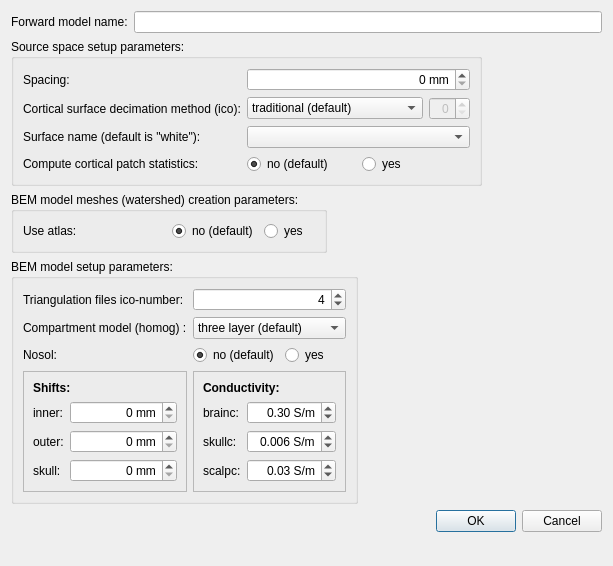
First picture: the form in meggie_batch/ui/qt4Designer_ui_files/forwardModelDialog.ui, repository cibr-jyu/meggie, before the edit.
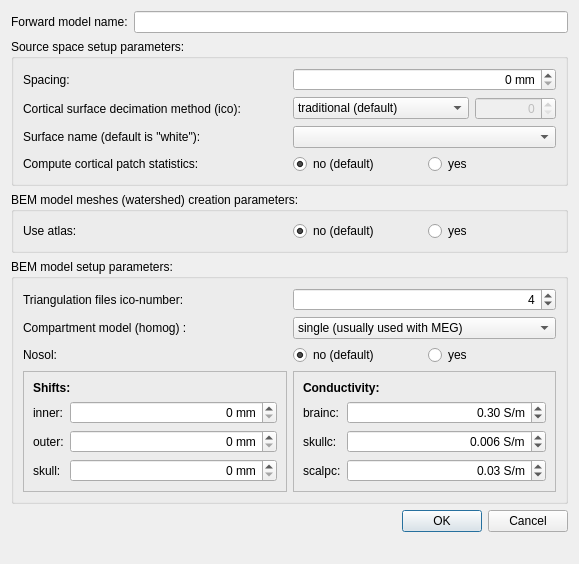
Second picture: the form after the edit.

Commit message: forward model creation works, list for them still needed

Patch:
```diff
--- a/meggie_batch/ui/qt4Designer_ui_files/forwardModelDialog.ui
+++ b/meggie_batch/ui/qt4Designer_ui_files/forwardModelDialog.ui
@@ -6,8 +6,8 @@
    <rect>
     <x>0</x>
     <y>0</y>
-    <width>613</width>
-    <height>566</height>
+    <width>579</width>
+    <height>564</height>
    </rect>
   </property>
   <property name="windowTitle">
@@ -17,120 +17,6 @@
    <bool>true</bool>
   </property>
   <layout class="QFormLayout" name="formLayout_3">
-   <item row="1" column="0">
-    <widget class="QGroupBox" name="groupBoxSourceSpaceSetup">
-     <property name="title">
-      <string>Source space setup parameters:</string>
-     </property>
-     <layout class="QGridLayout" name="gridLayout_3">
-      <item row="0" column="0">
-       <widget class="QLabel" name="label">
-        <property name="text">
-         <string>Spacing:</string>
-        </property>
-        <property name="buddy">
-         <cstring>spinBoxSpacing</cstring>
-        </property>
-       </widget>
-      </item>
-      <item row="3" column="1">
-       <widget class="QComboBox" name="comboBoxSurfaceName"/>
-      </item>
-      <item row="0" column="1">
-       <widget class="QSpinBox" name="spinBoxSpacing">
-        <property name="alignment">
-         <set>Qt::AlignRight|Qt::AlignTrailing|Qt::AlignVCenter</set>
-        </property>
-        <property name="suffix">
-         <string> mm</string>
-        </property>
-       </widget>
-      </item>
-      <item row="5" column="0">
-       <widget class="QLabel" name="label_4">
-        <property name="text">
-         <string>Compute cortical patch statistics:</string>
-        </property>
-       </widget>
-      </item>
-      <item row="3" column="0">
-       <widget class="QLabel" name="label_3">
-        <property name="text">
-         <string>Surface name (default is &quot;white&quot;):</string>
-        </property>
-        <property name="buddy">
-         <cstring>comboBoxSurfaceName</cstring>
-        </property>
-       </widget>
-      </item>
-      <item row="2" column="0">
-       <widget class="QLabel" name="label_2">
-        <property name="text">
-         <string>Cortical surface decimation method (ico):</string>
-        </property>
-        <property name="buddy">
-         <cstring></cstring>
-        </property>
-       </widget>
-      </item>
-      <item row="2" column="1">
-       <layout class="QHBoxLayout" name="horizontalLayout_2">
-        <item>
-         <widget class="QComboBox" name="comboBoxSurfaceDecimMethod">
-          <item>
-           <property name="text">
-            <string>traditional (default)</string>
-           </property>
-          </item>
-          <item>
-           <property name="text">
-            <string>icosahedron or octahedron</string>
-           </property>
-          </item>
-         </widget>
-        </item>
-        <item>
-         <widget class="QSpinBox" name="spinBoxSurfaceDecimValue">
-          <property name="enabled">
-           <bool>false</bool>
-          </property>
-          <property name="alignment">
-           <set>Qt::AlignRight|Qt::AlignTrailing|Qt::AlignVCenter</set>
-          </property>
-         </widget>
-        </item>
-       </layout>
-      </item>
-      <item row="5" column="1">
-       <layout class="QHBoxLayout" name="horizontalLayout_3">
-        <item>
-         <widget class="QRadioButton" name="radioButtonPatchStatNo">
-          <property name="text">
-           <string>no (default)</string>
-          </property>
-          <property name="checked">
-           <bool>true</bool>
-          </property>
-          <attribute name="buttonGroup">
-           <string notr="true">buttonGroupCorticalPatchStats</string>
-          </attribute>
-         </widget>
-        </item>
-        <item>
-         <widget class="QRadioButton" name="radioButtonPatchStatYes">
-          <property name="text">
-           <string>yes</string>
-          </property>
-          <attribute name="buttonGroup">
-           <string notr="true">buttonGroupCorticalPatchStats</string>
-          </attribute>
-         </widget>
-        </item>
-       </layout>
-      </item>
-     </layout>
-    </widget>
-   </item>
    <item row="4" column="0" colspan="2">
     <widget class="QDialogButtonBox" name="buttonBox">
      <property name="orientation">
@@ -141,7 +27,21 @@
      </property>
     </widget>
    </item>
-   <item row="3" column="0">
+   <item row="0" column="0" colspan="2">
+    <layout class="QHBoxLayout" name="horizontalLayout_6">
+     <item>
+      <widget class="QLabel" name="label_17">
+       <property name="text">
+        <string>Forward model name:</string>
+       </property>
+      </widget>
+     </item>
+     <item>
+      <widget class="QLineEdit" name="lineEditFModelName"/>
+     </item>
+    </layout>
+   </item>
+   <item row="3" column="0" colspan="2">
     <widget class="QGroupBox" name="groupBoxSetupBem">
      <property name="title">
       <string>BEM model setup parameters:</string>
@@ -161,7 +61,7 @@
        <widget class="QComboBox" name="comboBoxCompartmentModel">
         <item>
          <property name="text">
-          <string>three layer (default)</string>
+          <string>single (usually used with MEG)</string>
          </property>
         </item>
         <item>
@@ -407,21 +307,121 @@
      </layout>
     </widget>
    </item>
-   <item row="0" column="0" colspan="2">
-    <layout class="QHBoxLayout" name="horizontalLayout_6">
-     <item>
-      <widget class="QLabel" name="label_17">
-       <property name="text">
-        <string>Forward model name:</string>
-       </property>
-      </widget>
-     </item>
-     <item>
-      <widget class="QLineEdit" name="lineEditFModelName"/>
-     </item>
-    </layout>
+   <item row="1" column="0" colspan="2">
+    <widget class="QGroupBox" name="groupBoxSourceSpaceSetup">
+     <property name="title">
+      <string>Source space setup parameters:</string>
+     </property>
+     <layout class="QGridLayout" name="gridLayout_3">
+      <item row="0" column="0">
+       <widget class="QLabel" name="label">
+        <property name="text">
+         <string>Spacing:</string>
+        </property>
+        <property name="buddy">
+         <cstring>spinBoxSpacing</cstring>
+        </property>
+       </widget>
+      </item>
+      <item row="3" column="1">
+       <widget class="QComboBox" name="comboBoxSurfaceName"/>
+      </item>
+      <item row="0" column="1">
+       <widget class="QSpinBox" name="spinBoxSpacing">
+        <property name="alignment">
+         <set>Qt::AlignRight|Qt::AlignTrailing|Qt::AlignVCenter</set>
+        </property>
+        <property name="suffix">
+         <string> mm</string>
+        </property>
+       </widget>
+      </item>
+      <item row="5" column="0">
+       <widget class="QLabel" name="label_4">
+        <property name="text">
+         <string>Compute cortical patch statistics:</string>
+        </property>
+       </widget>
+      </item>
+      <item row="3" column="0">
+       <widget class="QLabel" name="label_3">
+        <property name="text">
+         <string>Surface name (default is &quot;white&quot;):</string>
+        </property>
+        <property name="buddy">
+         <cstring>comboBoxSurfaceName</cstring>
+        </property>
+       </widget>
+      </item>
+      <item row="2" column="0">
+       <widget class="QLabel" name="label_2">
+        <property name="text">
+         <string>Cortical surface decimation method (ico):</string>
+        </property>
+        <property name="buddy">
+         <cstring></cstring>
+        </property>
+       </widget>
+      </item>
+      <item row="2" column="1">
+       <layout class="QHBoxLayout" name="horizontalLayout_2">
+        <item>
+         <widget class="QComboBox" name="comboBoxSurfaceDecimMethod">
+          <item>
+           <property name="text">
+            <string>traditional (default)</string>
+           </property>
+          </item>
+          <item>
+           <property name="text">
+            <string>icosahedron or octahedron</string>
+           </property>
+          </item>
+         </widget>
+        </item>
+        <item>
+         <widget class="QSpinBox" name="spinBoxSurfaceDecimValue">
+          <property name="enabled">
+           <bool>false</bool>
+          </property>
+          <property name="alignment">
+           <set>Qt::AlignRight|Qt::AlignTrailing|Qt::AlignVCenter</set>
+          </property>
+         </widget>
+        </item>
+       </layout>
+      </item>
+      <item row="5" column="1">
+       <layout class="QHBoxLayout" name="horizontalLayout_3">
+        <item>
+         <widget class="QRadioButton" name="radioButtonPatchStatNo">
+          <property name="text">
+           <string>no (default)</string>
+          </property>
+          <property name="checked">
+           <bool>true</bool>
+          </property>
+          <attribute name="buttonGroup">
+           <string notr="true">buttonGroupCorticalPatchStats</string>
+          </attribute>
+         </widget>
+        </item>
+        <item>
+         <widget class="QRadioButton" name="radioButtonPatchStatYes">
+          <property name="text">
+           <string>yes</string>
+          </property>
+          <attribute name="buttonGroup">
+           <string notr="true">buttonGroupCorticalPatchStats</string>
+          </attribute>
+         </widget>
+        </item>
+       </layout>
+      </item>
+     </layout>
+    </widget>
    </item>
-   <item row="2" column="0">
+   <item row="2" column="0" colspan="2">
     <widget class="QGroupBox" name="groupBoxBemModelMeshes">
      <property name="title">
       <string>BEM model meshes (watershed) creation parameters:</string>
```
Left out of the diff: 2 changed lines with no effect on the pictures. The commit also changes 4 other files.
